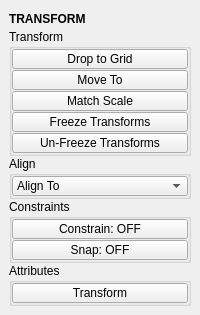
The window that tentacle/ui/transform.ui (m3trik/tentacle) describes before a commit, drawn with Qt 5.
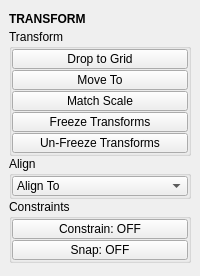
The same window after the commit. Custom widgets are drawn as their Qt base class.

```diff
--- a/tentacle/ui/transform.ui
+++ b/tentacle/ui/transform.ui
@@ -10,7 +10,7 @@
     <x>0</x>
     <y>0</y>
     <width>200</width>
-    <height>312</height>
+    <height>276</height>
    </rect>
   </property>
   <property name="tabShape">
@@ -487,107 +487,6 @@
         </layout>
        </widget>
       </item>
-      <item>
-       <widget class="QGroupBox" name="Attributes">
-        <property name="minimumSize">
-         <size>
-          <width>125</width>
-          <height>0</height>
-         </size>
-        </property>
-        <property name="title">
-         <string>Attributes</string>
-        </property>
-        <layout class="QVBoxLayout" name="verticalLayout_7">
-         <property name="spacing">
-          <number>1</number>
-         </property>
-         <property name="leftMargin">
-          <number>0</number>
-         </property>
-         <property name="topMargin">
-          <number>0</number>
-         </property>
-         <property name="rightMargin">
-          <number>0</number>
-         </property>
-         <property name="bottomMargin">
-          <number>0</number>
-         </property>
-         <item>
-          <widget class="QPushButton" name="b000">
-           <property name="minimumSize">
-            <size>
-             <width>0</width>
-             <height>20</height>
-            </size>
-           </property>
-           <property name="maximumSize">
-            <size>
-             <width>16777215</width>
-             <height>20</height>
-            </size>
-           </property>
-           <property name="palette">
-            <palette>
-             <active>
-              <colorrole role="Highlight">
-               <brush brushstyle="SolidPattern">
-                <color alpha="255">
-                 <red>80</red>
-                 <green>138</green>
-                 <blue>255</blue>
-                </color>
-               </brush>
-              </colorrole>
-             </active>
-             <inactive>
-              <colorrole role="Highlight">
-               <brush brushstyle="SolidPattern">
-                <color alpha="255">
-                 <red>80</red>
-                 <green>138</green>
-                 <blue>255</blue>
-                </color>
-               </brush>
-              </colorrole>
-             </inactive>
-             <disabled>
-              <colorrole role="Highlight">
-               <brush brushstyle="SolidPattern">
-                <color alpha="255">
-                 <red>51</red>
-                 <green>153</green>
-                 <blue>255</blue>
-                </color>
-               </brush>
-              </colorrole>
-             </disabled>
-            </palette>
-           </property>
-           <property name="toolTip">
-            <string>&lt;html&gt;&lt;head/&gt;&lt;body&gt;&lt;p&gt;List transform attributes for the currently selected object.&lt;/p&gt;&lt;/body&gt;&lt;/html&gt;</string>
-           </property>
-           <property name="text">
-            <string>Transform</string>
-           </property>
-           <property name="autoDefault">
-            <bool>true</bool>
-           </property>
-           <property name="default">
-            <bool>false</bool>
-           </property>
-           <property name="flat">
-            <bool>false</bool>
-           </property>
-           <property name="bnabled" stdset="0">
-            <bool>true</bool>
-           </property>
-          </widget>
-         </item>
-        </layout>
-       </widget>
-      </item>
       <item>
        <spacer name="verticalSpacer">
         <property name="orientation">
@@ -607,16 +506,16 @@
   </widget>
  </widget>
  <customwidgets>
-  <customwidget>
-   <class>Header</class>
-   <extends>QLabel</extends>
-   <header>uitk.widgets.header.Header.h</header>
-  </customwidget>
   <customwidget>
    <class>PushButton</class>
    <extends>QPushButton</extends>
    <header>widgets.pushbutton.h</header>
   </customwidget>
+  <customwidget>
+   <class>Header</class>
+   <extends>QLabel</extends>
+   <header>uitk.widgets.header.Header.h</header>
+  </customwidget>
   <customwidget>
    <class>ComboBox</class>
    <extends>QComboBox</extends>
```
